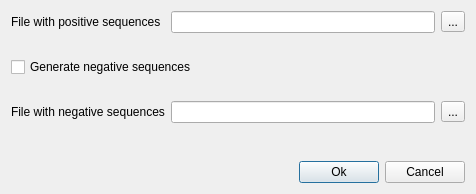
This is src/plugins/expert_discovery/src/ui/ExpertDiscoveryPosNegDialog.ui in violethaze74/ugene as Qt 5 draws it before an edit. The edited form follows.
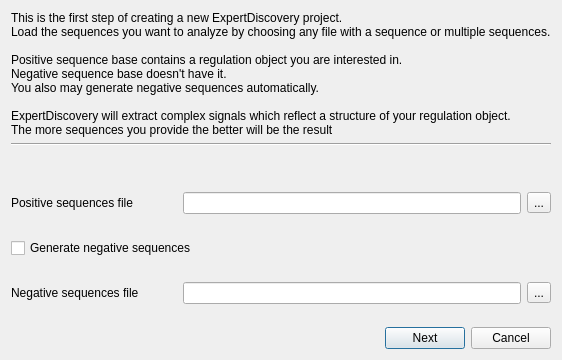
This is the edited form. Icons and pictures are not drawn.

```diff
--- a/src/plugins/expert_discovery/src/ui/ExpertDiscoveryPosNegDialog.ui
+++ b/src/plugins/expert_discovery/src/ui/ExpertDiscoveryPosNegDialog.ui
@@ -9,8 +9,8 @@
    <rect>
     <x>0</x>
     <y>0</y>
-    <width>476</width>
-    <height>194</height>
+    <width>509</width>
+    <height>360</height>
    </rect>
   </property>
   <property name="sizePolicy">
@@ -32,24 +32,27 @@
   <layout class="QVBoxLayout" name="verticalLayout">
    <item>
     <layout class="QGridLayout" name="gridLayout">
-     <item row="0" column="0">
+     <item row="3" column="0">
       <widget class="QLabel" name="label_2">
        <property name="text">
-        <string>File with positive sequences</string>
+        <string>Positive sequences file</string>
+       </property>
+       <property name="buddy">
+        <cstring>firstFileEdit</cstring>
        </property>
       </widget>
      </item>
-     <item row="0" column="1" colspan="2">
+     <item row="3" column="1" colspan="2">
       <widget class="QLineEdit" name="firstFileEdit"/>
      </item>
-     <item row="0" column="3">
+     <item row="3" column="3">
       <widget class="QToolButton" name="openFirstButton">
        <property name="text">
         <string>...</string>
        </property>
       </widget>
      </item>
-     <item row="1" column="0">
+     <item row="4" column="0">
       <spacer name="verticalSpacer_3">
        <property name="orientation">
         <enum>Qt::Vertical</enum>
@@ -62,14 +65,14 @@
        </property>
       </spacer>
      </item>
-     <item row="2" column="0" colspan="2">
+     <item row="5" column="0" colspan="2">
       <widget class="QCheckBox" name="oneSequenceCheckBox">
        <property name="text">
         <string>Generate negative sequences</string>
        </property>
       </widget>
      </item>
-     <item row="3" column="0">
+     <item row="6" column="0">
       <spacer name="verticalSpacer_2">
        <property name="orientation">
         <enum>Qt::Vertical</enum>
@@ -82,27 +85,65 @@
        </property>
       </spacer>
      </item>
-     <item row="4" column="0">
+     <item row="7" column="0">
       <widget class="QLabel" name="label_3">
        <property name="text">
-        <string>File with negative sequences</string>
+        <string>Negative sequences file</string>
+       </property>
+       <property name="buddy">
+        <cstring>secondFileEdit</cstring>
        </property>
       </widget>
      </item>
-     <item row="4" column="1" colspan="2">
+     <item row="7" column="1" colspan="2">
       <widget class="QLineEdit" name="secondFileEdit">
        <property name="enabled">
         <bool>true</bool>
        </property>
       </widget>
      </item>
-     <item row="4" column="3">
+     <item row="7" column="3">
       <widget class="QToolButton" name="openSecondButton">
        <property name="text">
         <string>...</string>
        </property>
       </widget>
      </item>
+     <item row="0" column="0" colspan="4">
+      <widget class="QLabel" name="instructionLabel">
+       <property name="text">
+        <string>This is the first step of creating a new ExpertDiscovery project.
+Load the sequences you want to analyze by choosing any file with a sequence or multiple sequences.
+
+Positive sequence base contains a regulation object you are interested in.
+Negative sequence base doesn't have it. 
+You also may generate negative sequences automatically.
+
+ExpertDiscovery will extract complex signals which reflect a structure of your regulation object. 
+The more sequences you provide the better will be the result</string>
+       </property>
+      </widget>
+     </item>
+     <item row="2" column="0">
+      <spacer name="verticalSpacer_4">
+       <property name="orientation">
+        <enum>Qt::Vertical</enum>
+       </property>
+       <property name="sizeHint" stdset="0">
+        <size>
+         <width>20</width>
+         <height>40</height>
+        </size>
+       </property>
+      </spacer>
+     </item>
+     <item row="1" column="0" colspan="4">
+      <widget class="Line" name="line">
+       <property name="orientation">
+        <enum>Qt::Horizontal</enum>
+       </property>
+      </widget>
+     </item>
     </layout>
    </item>
    <item>
@@ -136,7 +177,7 @@
      <item>
       <widget class="QPushButton" name="startButton">
        <property name="text">
-        <string>Ok</string>
+        <string>Next</string>
        </property>
        <property name="default">
         <bool>true</bool>
```
Left out of the diff: 8 changed lines with no effect on the pictures.
